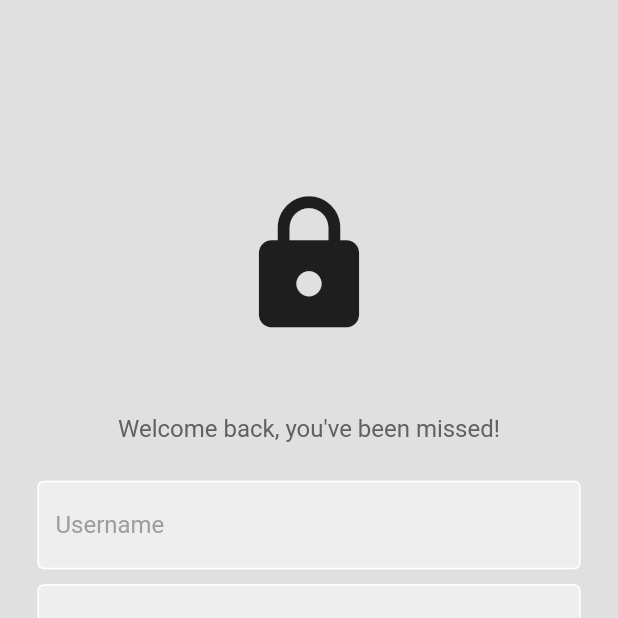
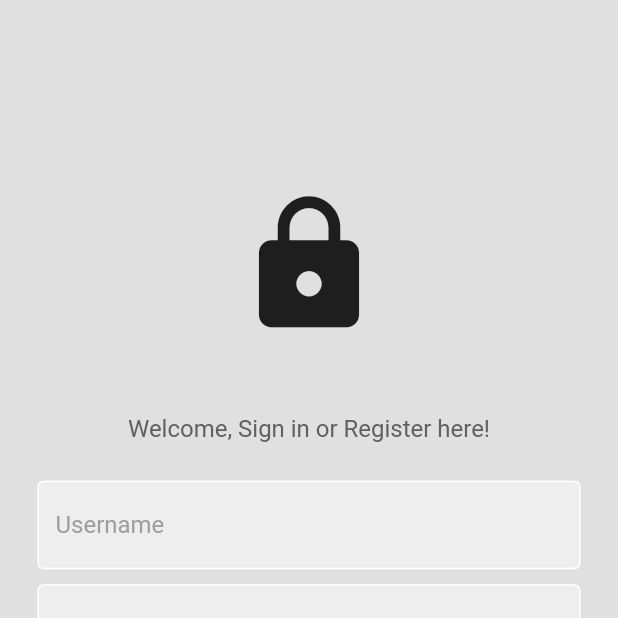
Before and after one commit to Adejames333429/my_way_to_rexofarm, a Flutter app: the screen it shows after launch, on a phone screen of 412 x 824 dp, the top half of it. Run offline on Flutter 3.47's test engine with Material 2 defaults, Android fonts, the phone set to English and light mode, and no system bars.

Commit message:
Rexo way

```diff
--- a/lib/pages/login_page.dart
+++ b/lib/pages/login_page.dart
@@ -30,7 +30,7 @@ class LoginPage extends StatelessWidget {
               const SizedBox(height: 50),
               // welcome back, you have been missed!
               Text(
-                'Welcome back, you\'ve been missed!',
+                'Welcome, Sign in or Register here!',
                 style: TextStyle(
                   color: Colors.grey[700],
                   fontSize: 16,
```
